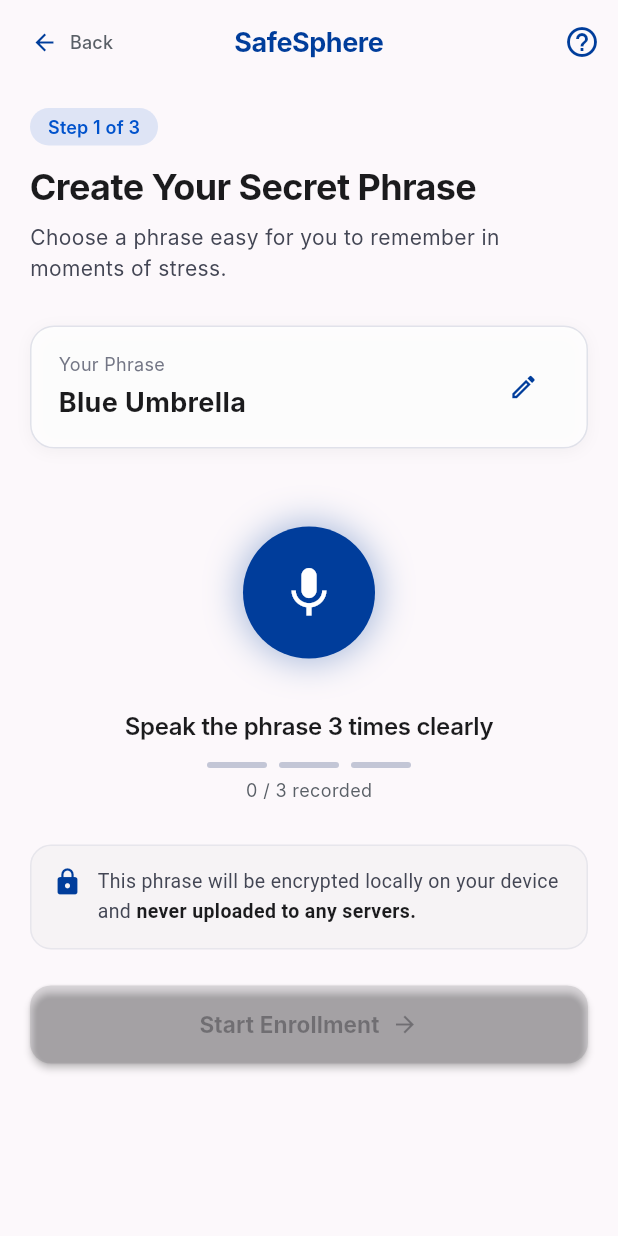
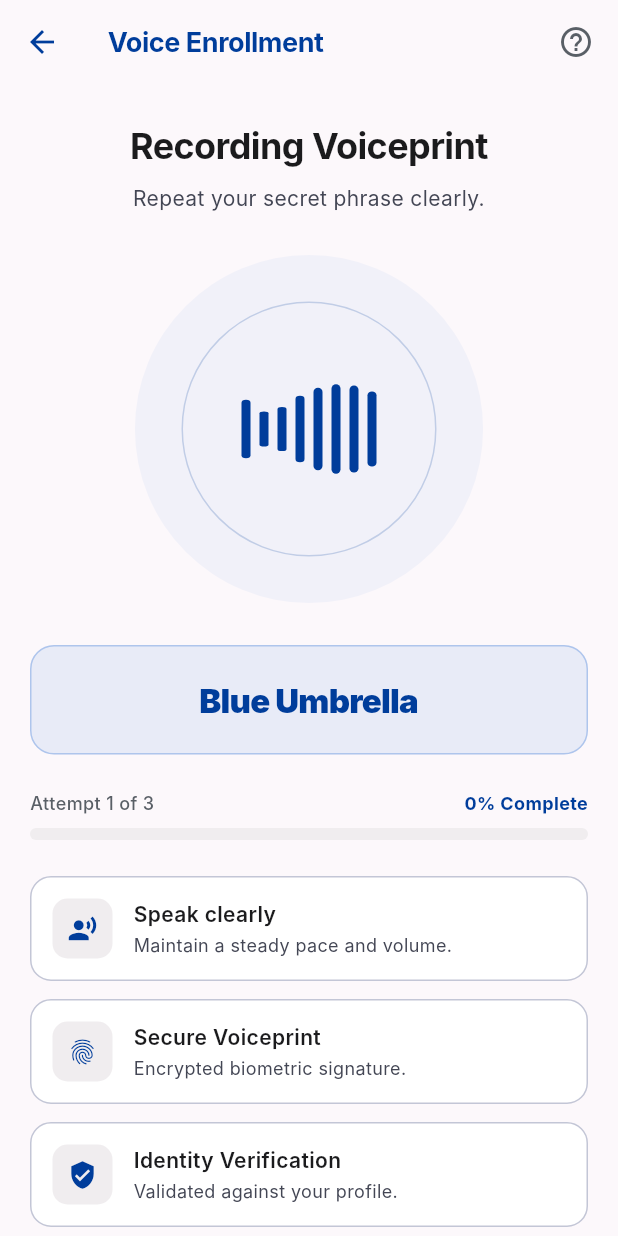
Before and after one commit to SidFlames/twoppl-v2v, a Flutter app: the VoiceEnrollmentIntroScreen screen opened directly, scrolled down 181 dp, after a tap on "Continue", on a phone screen of 412 x 824 dp. Run offline on Flutter 3.47's test engine with Material 3 defaults, Android fonts, the phone set to English and light mode, and no system bars; our stand-ins replace image_picker; Roboto replaces fonts that are missing (Inter).

Commit message:
feat: Add RecordingVoiceprintScreen (Step 2 of 3) with real-time waveform animation

```diff
--- /dev/null
+++ b/lumora/lib/screens/recording_voiceprint_screen.dart
@@ -0,0 +1,433 @@
+import 'dart:math' as math;
+import 'package:flutter/material.dart';
+import 'secret_phrase_setup_screen.dart';
+
+class RecordingVoiceprintScreen extends StatefulWidget {
+  const RecordingVoiceprintScreen({super.key, required this.phrase});
+
+  final String phrase;
+
+  @override
+  State<RecordingVoiceprintScreen> createState() =>
+      _RecordingVoiceprintScreenState();
+}
+
+class _RecordingVoiceprintScreenState extends State<RecordingVoiceprintScreen>
+    with TickerProviderStateMixin {
+  static const _primary = Color(0xFF003D9B);
+  static const _primaryContainer = Color(0xFF0052CC);
+  static const _secondary = Color(0xFF595F66);
+  static const _onSurface = Color(0xFF1B1B1D);
+  static const _onSurfaceVariant = Color(0xFF434654);
+  static const _outlineVariant = Color(0xFFC3C6D6);
+  static const _surface = Color(0xFFFCF8FB);
+  static const _surfaceContainer = Color(0xFFF0EDEF);
+
+  late final AnimationController _pulseController;
+  late final AnimationController _waveController;
+
+  bool _isRecording = true;
+  int _attempt = 1;
+
+  @override
+  void initState() {
+    super.initState();
+    _pulseController = AnimationController(
+      vsync: this,
+      duration: const Duration(milliseconds: 2000),
+    )..repeat();
+
+    _waveController = AnimationController(
+      vsync: this,
+      duration: const Duration(milliseconds: 1200),
+    )..repeat();
+
+    _startSimulatedRecording();
+  }
+
+  @override
+  void dispose() {
+    _pulseController.dispose();
+    _waveController.dispose();
+    super.dispose();
+  }
+
+  void _startSimulatedRecording() {
+    if (!_isRecording) return;
+    Future.delayed(const Duration(seconds: 3), () {
+      if (!mounted) return;
+      if (_attempt < 3) {
+        setState(() {
+          _attempt++;
+        });
+        _startSimulatedRecording();
+      } else {
+        setState(() {
+          _isRecording = false;
+        });
+        // Auto navigate to SecretPhraseSetupScreen (Create step)
+        Navigator.of(context).pushReplacement(
+          MaterialPageRoute<void>(
+            builder: (_) => const SecretPhraseSetupScreen(),
+          ),
+        );
+      }
+    });
+  }
+
+  void _toggleRecording() {
+    setState(() {
+      _isRecording = !_isRecording;
+    });
+
+    if (_isRecording) {
+      _waveController.repeat();
+      _startSimulatedRecording();
+    } else {
+      _waveController.stop();
+    }
+  }
+
+  @override
+  Widget build(BuildContext context) {
+    final double completionPercent = (_attempt - 1) / 3.0;
+
+    return Scaffold(
+      backgroundColor: _surface,
+      appBar: AppBar(
+        backgroundColor: _surface,
+        elevation: 0,
+        leading: IconButton(
+          onPressed: () => Navigator.of(context).pop(),
+          icon: const Icon(Icons.arrow_back, color: _primary),
+        ),
+        title: const Text(
+          'Voice Enrollment',
+          style: TextStyle(
+            fontSize: 18,
+            fontWeight: FontWeight.w700,
+            color: _primary,
+            letterSpacing: -0.3,
+          ),
+        ),
+        centerTitle: false,
+        actions: const [
+          Padding(
+            padding: EdgeInsets.only(right: 16),
+            child: Icon(Icons.help_outline, color: _secondary),
+          ),
+        ],
+      ),
+      body: SafeArea(
+        child: SingleChildScrollView(
+          padding: const EdgeInsets.symmetric(horizontal: 20, vertical: 24),
+          child: Column(
+            children: [
+              // Header Title
+              const Text(
+                'Recording Voiceprint',
+                style: TextStyle(
+                  fontSize: 24,
+                  fontWeight: FontWeight.w700,
+                  color: _onSurface,
+                  letterSpacing: -0.4,
+                ),
+                textAlign: TextAlign.center,
+              ),
+              const SizedBox(height: 8),
+              const Text(
+                'Repeat your secret phrase clearly.',
+                style: TextStyle(fontSize: 14, color: _onSurfaceVariant),
+                textAlign: TextAlign.center,
+              ),
+              const SizedBox(height: 24),
+
+              // Recording Visualization Centerpiece
+              SizedBox(
+                width: 240,
+                height: 240,
+                child: Stack(
+                  alignment: Alignment.center,
+                  children: [
+                    // Background Glow Pulse
+                    AnimatedBuilder(
+                      animation: _pulseController,
+                      builder: (context, child) {
+                        final scale = _isRecording
+                            ? 1.0 + (_pulseController.value * 0.1)
+                            : 1.0;
+                        final opacity = _isRecording
+                            ? 0.5 - (_pulseController.value * 0.4)
+                            : 0.1;
+                        return Transform.scale(
+                          scale: scale,
+                          child: Opacity(
+                            opacity: opacity,
+                            child: Container(
+                              width: 220,
+                              height: 220,
+                              decoration: BoxDecoration(
+                                shape: BoxShape.circle,
+                                color: _primaryContainer.withValues(alpha: 0.15),
+                              ),
+                            ),
+                          ),
+                        );
+                      },
+                    ),
+                    // Inner Circle border
+                    Container(
+                      width: 170,
+                      height: 170,
+                      decoration: BoxDecoration(
+                        shape: BoxShape.circle,
+                        border: Border.all(
+                          color: _primary.withValues(alpha: 0.2),
+                          width: 1,
+                        ),
+                      ),
+                    ),
+                    // Waveform Bars Animated
+                    AnimatedBuilder(
+                      animation: _waveController,
+                      builder: (context, child) {
+                        return Row(
+                          mainAxisAlignment: MainAxisAlignment.center,
+                          children: List.generate(8, (index) {
+                            final double waveVal = math.sin(
+                                (_waveController.value * 2 * math.pi) +
+                                    (index * 0.4));
+                            final double scaleY = _isRecording
+                                ? 0.3 + (waveVal.abs() * 0.7)
+                                : 0.2;
+                            return Container(
+                              width: 6,
+                              height: 60,
+                              margin: const EdgeInsets.symmetric(horizontal: 3),
+                              child: Transform(
+                                transform: Matrix4.diagonal3Values(1.0, scaleY, 1.0),
+                                alignment: Alignment.center,
+                                child: Container(
+                                  decoration: BoxDecoration(
+                                    color: _primary,
+                                    borderRadius: BorderRadius.circular(99),
+                                  ),
+                                ),
+                              ),
+                            );
+                          }),
+                        );
+                      },
+                    ),
+                  ],
+                ),
+              ),
+              const SizedBox(height: 24),
+
+              // Phrase Box
+              Container(
+                width: double.infinity,
+                padding: const EdgeInsets.all(20),
+                decoration: BoxDecoration(
+                  color: _primaryContainer.withValues(alpha: 0.08),
+                  borderRadius: BorderRadius.circular(16),
+                  border: Border.all(
+                    color: _primaryContainer.withValues(alpha: 0.25),
+                  ),
+                ),
+                child: Center(
+                  child: Text(
+                    widget.phrase,
+                    style: const TextStyle(
+                      fontSize: 22,
+                      fontWeight: FontWeight.w900,
+                      color: _primary,
+                      letterSpacing: -0.5,
+                    ),
+                  ),
+                ),
+              ),
+              const SizedBox(height: 24),
+
+              // Progress Display
+              Column(
+                children: [
+                  Row(
+                    mainAxisAlignment: MainAxisAlignment.spaceBetween,
+                    children: [
+                      Text(
+                        'Attempt $_attempt of 3',
+                        style: const TextStyle(
+                          fontSize: 12,
+                          color: _secondary,
+                          fontWeight: FontWeight.w500,
+                        ),
+                      ),
+                      Text(
+                        '${(completionPercent * 100).toInt()}% Complete',
+                        style: const TextStyle(
+                          fontSize: 12,
+                          color: _primary,
+                          fontWeight: FontWeight.w700,
+                        ),
+                      ),
+                    ],
+                  ),
+                  const SizedBox(height: 8),
+                  ClipRRect(
+                    borderRadius: BorderRadius.circular(99),
+                    child: LinearProgressIndicator(
+                      value: completionPercent,
+                      minHeight: 8,
+                      backgroundColor: _surfaceContainer,
+                      valueColor: const AlwaysStoppedAnimation<Color>(_primary),
+                    ),
+                  ),
+                ],
+              ),
+              const SizedBox(height: 24),
+
+              // Requirements List
+              _RequirementRow(
+                icon: Icons.record_voice_over,
+                title: 'Speak clearly',
+                subtitle: 'Maintain a steady pace and volume.',
+              ),
+              const SizedBox(height: 12),
+              _RequirementRow(
+                icon: Icons.fingerprint,
+                title: 'Secure Voiceprint',
+                subtitle: 'Encrypted biometric signature.',
+              ),
+              const SizedBox(height: 12),
+              _RequirementRow(
+                icon: Icons.verified_user,
+                title: 'Identity Verification',
+                subtitle: 'Validated against your profile.',
+              ),
+              const SizedBox(height: 32),
+
+              // Action buttons
+              SizedBox(
+                width: double.infinity,
+                height: 50,
+                child: FilledButton(
+                  style: FilledButton.styleFrom(
+                    backgroundColor: _primary,
+                    foregroundColor: Colors.white,
+                    shape: RoundedRectangleBorder(
+                      borderRadius: BorderRadius.circular(14),
+                    ),
+                    elevation: 2,
+                  ),
+                  onPressed: _toggleRecording,
+                  child: Row(
+                    mainAxisAlignment: MainAxisAlignment.center,
+                    children: [
+                      Icon(
+                        _isRecording ? Icons.pause_circle : Icons.play_circle,
+                        size: 20,
+                      ),
+                      const SizedBox(width: 8),
+                      Text(
+                        _isRecording ? 'Stop Recording' : 'Resume Recording',
+                        style: const TextStyle(
+                          fontSize: 15,
+                          fontWeight: FontWeight.w700,
+                        ),
+                      ),
+                    ],
+                  ),
+                ),
+              ),
+              const SizedBox(height: 12),
+              SizedBox(
+                width: double.infinity,
+                height: 50,
+                child: OutlinedButton(
+                  style: OutlinedButton.styleFrom(
+                    foregroundColor: _secondary,
+                    side: const BorderSide(color: _outlineVariant),
+                    shape: RoundedRectangleBorder(
+                      borderRadius: BorderRadius.circular(14),
+                    ),
+                  ),
+                  onPressed: () => Navigator.of(context).pop(),
+                  child: const Text(
+                    'Cancel',
+                    style: TextStyle(
+                      fontSize: 15,
+                      fontWeight: FontWeight.w600,
+                    ),
+                  ),
+                ),
+              ),
+              const SizedBox(height: 24),
+            ],
+          ),
+        ),
+      ),
+    );
+  }
+}
+
+class _RequirementRow extends StatelessWidget {
+  const _RequirementRow({
+    required this.icon,
+    required this.title,
+    required this.subtitle,
+  });
+
+  final IconData icon;
+  final String title;
+  final String subtitle;
+
+  @override
+  Widget build(BuildContext context) {
+    return Container(
+      padding: const EdgeInsets.all(14),
+      decoration: BoxDecoration(
+        color: Colors.white,
+        borderRadius: BorderRadius.circular(14),
+        border: Border.all(color: const Color(0xFFC3C6D6)),
+      ),
+      child: Row(
+        children: [
+          Container(
+            width: 40,
+            height: 40,
+            decoration: BoxDecoration(
+              color: const Color(0xFFF0EDEF),
+              borderRadius: BorderRadius.circular(10),
+            ),
+            child: Icon(icon, color: const Color(0xFF003D9B), size: 20),
+          ),
+          const SizedBox(width: 14),
+          Expanded(
+            child: Column(
+              crossAxisAlignment: CrossAxisAlignment.start,
+              children: [
+                Text(
+                  title,
+                  style: const TextStyle(
+                    fontSize: 14,
+                    fontWeight: FontWeight.w600,
+                    color: Color(0xFF1B1B1D),
+                  ),
+                ),
+                const SizedBox(height: 2),
+                Text(
+                  subtitle,
+                  style: const TextStyle(
+                    fontSize: 12,
+                    color: Color(0xFF434654),
+                  ),
+                ),
+              ],
+            ),
+          ),
+        ],
+      ),
+    );
+  }
+}
--- a/lumora/lib/screens/voice_enrollment_intro_screen.dart
+++ b/lumora/lib/screens/voice_enrollment_intro_screen.dart
@@ -1,5 +1,5 @@
 import 'package:flutter/material.dart';
-import 'secret_phrase_setup_screen.dart';
+import 'recording_voiceprint_screen.dart';
 
 class VoiceEnrollmentIntroScreen extends StatefulWidget {
   const VoiceEnrollmentIntroScreen({super.key});
@@ -217,7 +217,7 @@ class _VoiceEnrollmentIntroScreenState
                   onPressed: () {
                     Navigator.of(context).push(
                       MaterialPageRoute<void>(
-                        builder: (_) => const SecretPhraseSetupScreen(),
+                        builder: (_) => const RecordingVoiceprintScreen(phrase: 'Blue Umbrella'),
                       ),
                     );
                   },
```
